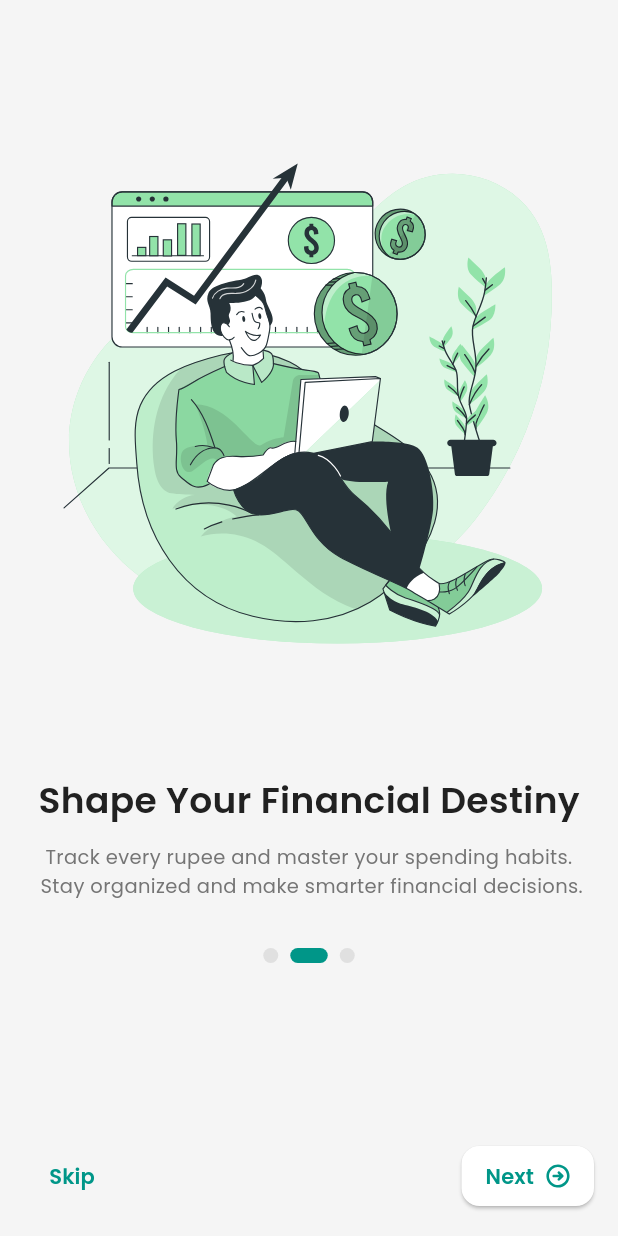
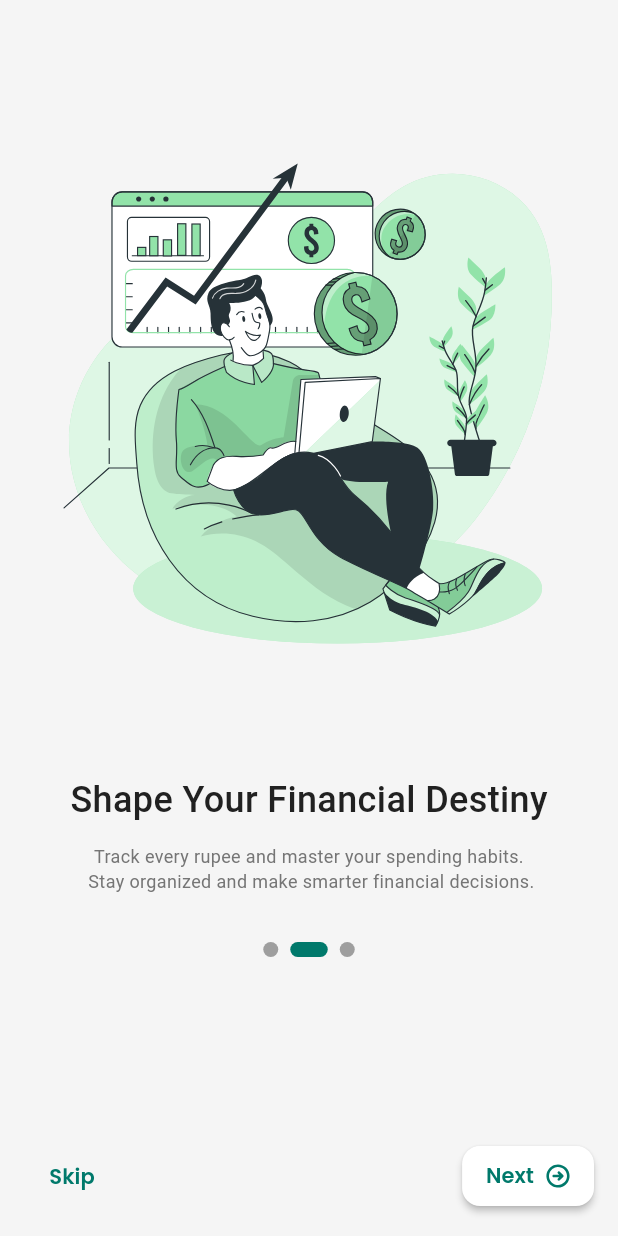
Before and after one commit to prathviksankaliya/Expense-Manager, a Flutter app: the screen it shows after launch, on a phone screen of 412 x 824 dp. Run offline on Flutter 3.47's test engine with Material 3 defaults, Android fonts, the phone set to English and light mode, and no system bars; our stand-ins replace bloc, flutter_bloc, flutter_svg, fluttertoast, lottie, shared_preferences and 1 more.

Commit message:
manage global theme for text, button and textfields

```diff
--- a/lib/app.dart
+++ b/lib/app.dart
@@ -1,34 +1,31 @@
-import 'package:expense_manager/app/core/storage/app_preference.dart';
+import 'dart:developer';
 import 'package:expense_manager/app/core/theme/app_theme.dart';
-import 'package:expense_manager/app/core/utils/app_fonts.dart';
 import 'package:expense_manager/app/data/common/cubits/theme_cubit/theme_cubit.dart';
 import 'package:flutter/material.dart';
-
 import 'app/routes/app_routes.dart';
 import 'package:flutter_bloc/flutter_bloc.dart';
 
 class MyApp extends StatelessWidget {
   const MyApp({super.key});
 
-  void initPref() async {
-    await AppPreference.instance.init();
-  }
-
   @override
   Widget build(BuildContext context) {
     return BlocProvider(
       create: (context) => ThemeCubit(),
       child: BlocBuilder<ThemeCubit, ThemeState>(
+        buildWhen: (previous, current) => previous.themeMode != current.themeMode,
         builder: (context, state) {
-          ThemeData? themeData;
-          Brightness brightness = MediaQuery.of(context).platformBrightness;
-          if (state.themeMode == ThemeMode.dark || brightness == Brightness.dark) {
-            themeData = AppTheme.darkTheme;
-          } else if (state.themeMode == ThemeMode.light || brightness == Brightness.dark) {
-            themeData = AppTheme.lightTheme;
+          if (state.themeMode != null) {
+            log("log: ${state.themeMode}");
+            ThemeData themeData;
+            Brightness brightness = MediaQuery.of(context).platformBrightness;
+
+            if (state.themeMode == ThemeMode.dark || brightness == Brightness.dark) {
+              themeData = AppTheme.darkTheme;
+            } else {
+              themeData = AppTheme.lightTheme;
+            }
           }
-
-          AppFonts.init(themeData ?? AppTheme.lightTheme);
 
           return MaterialApp(
             title: 'Expense Manager',
--- /dev/null
+++ b/lib/app/core/theme/app_button_theme.dart
@@ -0,0 +1,32 @@
+import 'package:flutter/material.dart';
+import '../utils/app_colors.dart';
+
+class AppButtonTheme {
+  /// Light Theme Button Style
+  static final ElevatedButtonThemeData lightButtonTheme = ElevatedButtonThemeData(
+    style: ElevatedButton.styleFrom(
+      backgroundColor: Colors.white, // Teal
+      foregroundColor: AppColors.primary, // Text color
+      padding: const EdgeInsets.symmetric(vertical: 14, horizontal: 20),
+      shape: RoundedRectangleBorder(
+        borderRadius: BorderRadius.circular(8), // Rounded corners
+      ),
+      elevation: 2, // Light shadow
+      textStyle: const TextStyle(fontSize: 16, fontWeight: FontWeight.w600),
+    ),
+  );
+
+  /// Dark Theme Button Style
+  static final ElevatedButtonThemeData darkButtonTheme = ElevatedButtonThemeData(
+    style: ElevatedButton.styleFrom(
+      backgroundColor: Colors.white, // Bright Teal
+      foregroundColor: AppColors.primary, // Text color
+      padding: const EdgeInsets.symmetric(vertical: 14, horizontal: 20),
+      shape: RoundedRectangleBorder(
+        borderRadius: BorderRadius.circular(8),
+      ),
+      elevation: 2, // Light shadow
+      textStyle: const TextStyle(fontSize: 16, fontWeight: FontWeight.w600),
+    ),
+  );
+}
--- /dev/null
+++ b/lib/app/core/theme/app_text_theme.dart
@@ -0,0 +1,49 @@
+import 'package:flutter/material.dart';
+import '../utils/app_colors.dart';
+
+class AppTextTheme {
+
+  static TextTheme lightTextTheme = TextTheme(
+    displayLarge: TextStyle(fontSize: 32, fontWeight: FontWeight.bold, color: AppColors.textPrimaryLight),
+    displayMedium: TextStyle(fontSize: 28, fontWeight: FontWeight.w600, color: AppColors.textPrimaryLight),
+    displaySmall: TextStyle(fontSize: 24, fontWeight: FontWeight.w500, color: AppColors.textPrimaryLight),
+
+    headlineLarge: TextStyle(fontSize: 20, fontWeight: FontWeight.w500, color: AppColors.textPrimaryLight),
+    headlineMedium: TextStyle(fontSize: 18, fontWeight: FontWeight.w400, color: AppColors.textPrimaryLight),
+    headlineSmall: TextStyle(fontSize: 16, fontWeight: FontWeight.w400, color: AppColors.textSecondaryLight),
+
+    titleLarge: TextStyle(fontSize: 16, fontWeight: FontWeight.w500, color: AppColors.textPrimaryLight),
+    titleMedium: TextStyle(fontSize: 14, fontWeight: FontWeight.w400, color: AppColors.textSecondaryLight),
+    titleSmall: TextStyle(fontSize: 12, fontWeight: FontWeight.w400, color: AppColors.textSecondaryLight),
+
+    bodyLarge: TextStyle(fontSize: 16, fontWeight: FontWeight.w400, color: AppColors.textPrimaryLight),
+    bodyMedium: TextStyle(fontSize: 14, fontWeight: FontWeight.w400, color: AppColors.textSecondaryLight),
+    bodySmall: TextStyle(fontSize: 12, fontWeight: FontWeight.w400, color: AppColors.textSecondaryLight),
+
+    labelLarge: TextStyle(fontSize: 14, fontWeight: FontWeight.w600, color: AppColors.textPrimaryLight),
+    labelMedium: TextStyle(fontSize: 12, fontWeight: FontWeight.w500, color: AppColors.textSecondaryLight),
+    labelSmall: TextStyle(fontSize: 10, fontWeight: FontWeight.w400, color: AppColors.textSecondaryLight),
+  );
+
+  static TextTheme darkTextTheme = TextTheme(
+    displayLarge: TextStyle(fontSize: 32, fontWeight: FontWeight.bold, color: AppColors.textPrimaryDark),
+    displayMedium: TextStyle(fontSize: 28, fontWeight: FontWeight.w600, color: AppColors.textPrimaryDark),
+    displaySmall: TextStyle(fontSize: 24, fontWeight: FontWeight.w500, color: AppColors.textPrimaryDark),
+
+    headlineLarge: TextStyle(fontSize: 20, fontWeight: FontWeight.w500, color: AppColors.textPrimaryDark),
+    headlineMedium: TextStyle(fontSize: 18, fontWeight: FontWeight.w400, color: AppColors.textPrimaryDark),
+    headlineSmall: TextStyle(fontSize: 16, fontWeight: FontWeight.w400, color: AppColors.textSecondaryDark),
+
+    titleLarge: TextStyle(fontSize: 16, fontWeight: FontWeight.w500, color: AppColors.textPrimaryDark),
+    titleMedium: TextStyle(fontSize: 14, fontWeight: FontWeight.w400, color: AppColors.textSecondaryDark),
+    titleSmall: TextStyle(fontSize: 12, fontWeight: FontWeight.w400, color: AppColors.textSecondaryDark),
+
+    bodyLarge: TextStyle(fontSize: 16, fontWeight: FontWeight.w400, color: AppColors.textPrimaryDark),
+    bodyMedium: TextStyle(fontSize: 14, fontWeight: FontWeight.w400, color: AppColors.textSecondaryDark),
+    bodySmall: TextStyle(fontSize: 12, fontWeight: FontWeight.w400, color: AppColors.textSecondaryDark),
+
+    labelLarge: TextStyle(fontSize: 14, fontWeight: FontWeight.w600, color: AppColors.textPrimaryDark),
+    labelMedium: TextStyle(fontSize: 12, fontWeight: FontWeight.w500, color: AppColors.textSecondaryDark),
+    labelSmall: TextStyle(fontSize: 10, fontWeight: FontWeight.w400, color: AppColors.textSecondaryDark),
+  );
+}
--- /dev/null
+++ b/lib/app/core/theme/app_textfield_theme.dart
@@ -0,0 +1,59 @@
+import 'package:flutter/material.dart';
+import '../utils/app_colors.dart';
+class AppTextFieldTheme {
+  /// Light Theme TextField Style
+  static final InputDecorationTheme lightInputDecorationTheme = InputDecorationTheme(
+    filled: true,
+    fillColor: AppColors.surfaceLight, // Light background
+    border: OutlineInputBorder(
+      borderRadius: BorderRadius.circular(8),
+      borderSide: BorderSide(color: AppColors.primary, width: 1.5),
+    ),
+    enabledBorder: OutlineInputBorder(
+      borderRadius: BorderRadius.circular(8),
+      borderSide: BorderSide(color: AppColors.textSecondaryLight, width: 1),
+    ),
+    focusedBorder: OutlineInputBorder(
+      borderRadius: BorderRadius.circular(8),
+      borderSide: BorderSide(color: AppColors.primary, width: 2),
+    ),
+    errorBorder: OutlineInputBorder(
+      borderRadius: BorderRadius.circular(8),
+      borderSide: BorderSide(color: Colors.red, width: 1.5),
+    ),
+    focusedErrorBorder: OutlineInputBorder(
+      borderRadius: BorderRadius.circular(8),
+      borderSide: BorderSide(color: Colors.red, width: 2),
+    ),
+    hintStyle: TextStyle(color: AppColors.textSecondaryLight, fontSize: 14),
+    labelStyle: TextStyle(color: AppColors.textPrimaryLight, fontSize: 16, fontWeight: FontWeight.w500),
+  );
+
+  /// Dark Theme TextField Style
+  static final InputDecorationTheme darkInputDecorationTheme = InputDecorationTheme(
+    filled: true,
+    fillColor: AppColors.surfaceDark, // Dark background
+    border: OutlineInputBorder(
+      borderRadius: BorderRadius.circular(8),
+      borderSide: BorderSide(color: AppColors.primaryDark, width: 1.5),
+    ),
+    enabledBorder: OutlineInputBorder(
+      borderRadius: BorderRadius.circular(8),
+      borderSide: BorderSide(color: AppColors.textSecondaryDark, width: 1),
+    ),
+    focusedBorder: OutlineInputBorder(
+      borderRadius: BorderRadius.circular(8),
+      borderSide: BorderSide(color: AppColors.primaryDark, width: 2),
+    ),
+    errorBorder: OutlineInputBorder(
+      borderRadius: BorderRadius.circular(8),
+      borderSide: BorderSide(color: Colors.red, width: 1.5),
+    ),
+    focusedErrorBorder: OutlineInputBorder(
+      borderRadius: BorderRadius.circular(8),
+      borderSide: BorderSide(color: Colors.red, width: 2),
+    ),
+    hintStyle: TextStyle(color: AppColors.textSecondaryDark, fontSize: 14),
+    labelStyle: TextStyle(color: AppColors.textPrimaryDark, fontSize: 16, fontWeight: FontWeight.w500),
+  );
+}
--- a/lib/app/core/theme/app_theme.dart
+++ b/lib/app/core/theme/app_theme.dart
@@ -1,50 +1,58 @@
+import 'package:expense_manager/app/core/theme/app_button_theme.dart';
+import 'package:expense_manager/app/core/theme/app_text_theme.dart';
+import 'package:expense_manager/app/core/theme/app_textfield_theme.dart';
 import 'package:flutter/material.dart';
 import '../utils/app_colors.dart';
 
 class AppTheme {
-  /// Light Theme
-  static final ThemeData lightTheme = ThemeData(
-    useMaterial3: true,
+
+  /// This getter will dynamically return the correct TextTheme based on brightness.
+  static TextTheme get textTheme {
+    final Brightness brightness =
+        WidgetsBinding.instance.platformDispatcher.platformBrightness;
+    return brightness == Brightness.dark
+        ? AppTextTheme.darkTextTheme
+        : AppTextTheme.lightTextTheme;
+  }
+
+  /// Get the correct ButtonTheme based on system brightness.
+  static ElevatedButtonThemeData get buttonTheme {
+    final Brightness brightness =
+        WidgetsBinding.instance.platformDispatcher.platformBrightness;
+    return brightness == Brightness.dark
+        ? AppButtonTheme.darkButtonTheme
+        : AppButtonTheme.lightButtonTheme;
+  }
+
+  /// Get the correct InputDecorationTheme based on system brightness.
+  static InputDecorationTheme get textFieldTheme {
+    final Brightness brightness =
+        WidgetsBinding.instance.platformDispatcher.platformBrightness;
+    return brightness == Brightness.dark
+        ? AppTextFieldTheme.darkInputDecorationTheme
+        : AppTextFieldTheme.lightInputDecorationTheme;
+  }
+
+  // Light Theme
+  static ThemeData lightTheme = ThemeData(
     brightness: Brightness.light,
     primaryColor: AppColors.primary,
     scaffoldBackgroundColor: AppColors.backgroundLight,
-    appBarTheme: const AppBarTheme(
-      backgroundColor: AppColors.primary,
-      foregroundColor: Colors.white,
-      elevation: 0,
-    ),
-    colorScheme: const ColorScheme.light(
-      primary: AppColors.primary,
-      secondary: AppColors.secondary,
-      background: AppColors.backgroundLight,
-      surface: AppColors.surfaceLight,
-    ),
-    textTheme: const TextTheme(
-      bodyLarge: TextStyle(color: AppColors.textPrimaryLight),
-      bodyMedium: TextStyle(color: AppColors.textSecondaryLight),
-    ),
+    cardColor: AppColors.surfaceLight,
+    textTheme: AppTextTheme.lightTextTheme,
+    elevatedButtonTheme: AppButtonTheme.lightButtonTheme,
+    inputDecorationTheme: AppTextFieldTheme.lightInputDecorationTheme,
   );
 
-  /// Dark Theme
-  static final ThemeData darkTheme = ThemeData(
-    useMaterial3: true,
+  // Dark Theme
+  static ThemeData darkTheme = ThemeData(
     brightness: Brightness.dark,
     primaryColor: AppColors.primaryDark,
     scaffoldBackgroundColor: AppColors.backgroundDark,
-    appBarTheme: const AppBarTheme(
-      backgroundColor: AppColors.primaryDark,
-      foregroundColor: Colors.white,
-      elevation: 0,
-    ),
-    colorScheme: const ColorScheme.dark(
-      primary: AppColors.primaryDark,
-      secondary: AppColors.secondaryDark,
-      // background: AppColors.backgroundDark,
-      surface: AppColors.surfaceDark,
-    ),
-    textTheme: const TextTheme(
-      bodyLarge: TextStyle(color: AppColors.textPrimaryDark),
-      bodyMedium: TextStyle(color: AppColors.textSecondaryDark),
-    ),
+    cardColor: AppColors.surfaceDark,
+    textTheme: AppTextTheme.darkTextTheme,
+    elevatedButtonTheme: AppButtonTheme.darkButtonTheme,
+    inputDecorationTheme: AppTextFieldTheme.darkInputDecorationTheme
+
   );
 }
--- a/lib/app/core/utils/app_strings.dart
+++ b/lib/app/core/utils/app_strings.dart
@@ -1,4 +1,4 @@
 class AppStrings{
-  static const String appName = "Expense Manager";
+  static const String appName = "Money Manager";
   static const String logoAnimation = "assets/lottie/money_lottie.json";
 }
--- a/lib/app/features/onboarding_screen/view/onboarding_screen.dart
+++ b/lib/app/features/onboarding_screen/view/onboarding_screen.dart
@@ -3,6 +3,8 @@ import 'package:expense_manager/app/core/utils/app_fonts.dart';
 import 'package:expense_manager/app/features/onboarding_screen/widgets/dot_indicators.dart';
 import 'package:expense_manager/gen/assets.gen.dart';
 import 'package:flutter/material.dart';
+
+import '../../../core/theme/app_theme.dart';
 
 class OnboardingScreen extends StatelessWidget {
   const OnboardingScreen({super.key});
@@ -19,16 +21,16 @@ class OnboardingScreen extends StatelessWidget {
               Assets.svgs.settingMan.svg(),
               Text(
                 "Shape Your Financial Destiny",
-                style: AppFonts.semiBold(fontSize: 24),
+                style: AppTheme.textTheme.displaySmall,
               ),
               SizedBox(height: 12),
               Text(
                 "Track every rupee and master your spending habits. \n Stay organized and make smarter financial decisions.",
-                style: AppFonts.regular(fontSize: 13, color: AppColors.textSecondaryLight),
+                style: AppTheme.textTheme.titleSmall,
                 textAlign: TextAlign.center,
               ),
               SizedBox(height: 32),
-              DotIndicator(count: 3, activeIndex: 1, activeColor: AppColors.primaryDark,inactiveColor: AppColors.textPrimaryDark,),
+              DotIndicator(count: 3, activeIndex: 1, activeColor: AppColors.primary,),
               Spacer(),
               Row(
                 mainAxisAlignment: MainAxisAlignment.spaceBetween,
@@ -37,14 +39,14 @@ class OnboardingScreen extends StatelessWidget {
                       onPressed: () {},
                       child: Text(
                         "Skip",
-                        style: AppFonts.semiBold(color: AppColors.primaryDark),
+                        style: AppFonts.semiBold(color: AppColors.primary),
                       )),
                   ElevatedButton.icon(
                     icon: Assets.icons.rightArrowOutline.svg(
                         width: 16,
                         height: 16,
                         colorFilter: ColorFilter.mode(
-                          AppColors.primaryDark,
+                          AppColors.primary,
                           BlendMode.srcIn,
                         )),
                     iconAlignment: IconAlignment.end,
@@ -53,7 +55,7 @@ class OnboardingScreen extends StatelessWidget {
                         shape: WidgetStatePropertyAll(RoundedRectangleBorder(borderRadius: BorderRadius.circular(12))), padding: WidgetStatePropertyAll(EdgeInsets.symmetric(horizontal: 16))),
                     label: Text(
                       "Next",
-                      style: AppFonts.semiBold(color: AppColors.primaryDark),
+                      style: AppFonts.semiBold(color: AppColors.primary),
                     ),
                   )
                 ],
```
Also changed, not shown: lib/app/features/splash_screen/view/splash_screen.dart (+3 -4 lines), lib/app/widgets/base_textfield.dart (added, +168 -0 lines), lib/app/core/common/common_functions.dart (line endings or trailing spaces).
